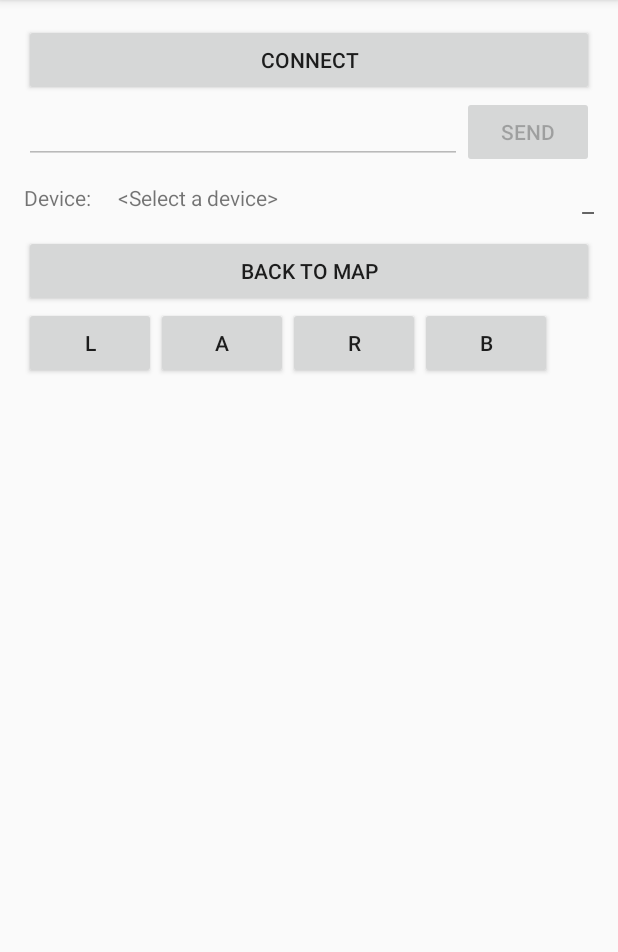
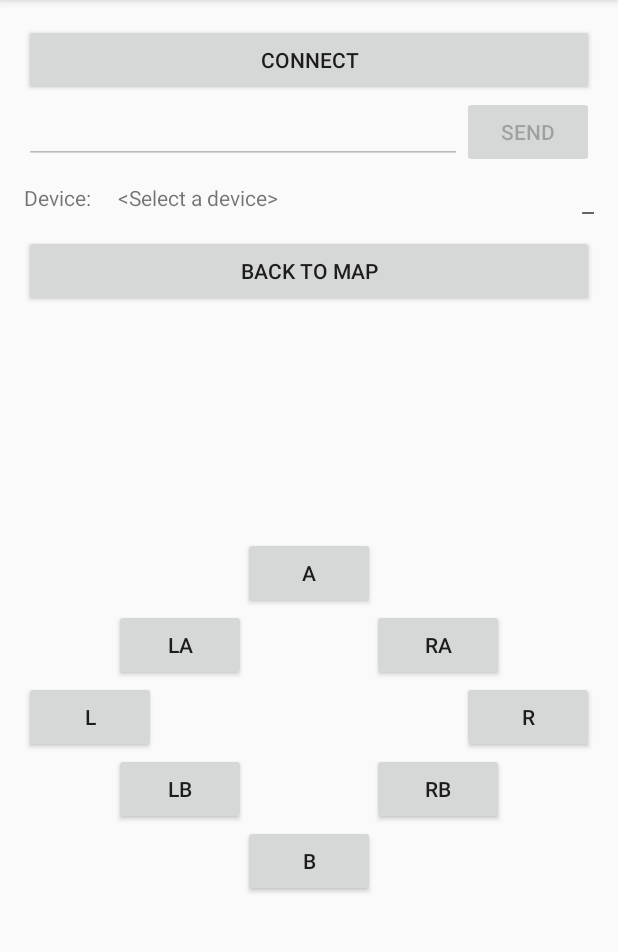
Before and after one commit to vanessavj/HapticDirection, an Android app: the screen it shows after launch (MainActivity), after a tap on "TEST", on a phone screen of 412 x 824 dp, the part 84-1036 px from its top. Run offline under Robolectric (Android 15) with nearby library versions, the phone set to English and light mode, and no system bars; 2 statements that could not run were skipped.

Commit message:
add diagonal directions (leftahead, rightahead, leftbehind, rightbehind)

```diff
--- a/app/src/main/res/layout/fragment_test.xml
+++ b/app/src/main/res/layout/fragment_test.xml
@@ -9,10 +9,9 @@
         android:text="Back to Map"
         android:onClick="selectFrag"/>
 
-    <LinearLayout
+    <RelativeLayout
         android:layout_width="match_parent"
-        android:layout_height="wrap_content"
-        android:orientation="horizontal">
+        android:layout_height="match_parent">
 
         <Button
             android:id="@+id/left"
@@ -20,7 +19,27 @@
             android:layout_width="wrap_content"
             android:layout_height="wrap_content"
             android:text="L"
+            android:layout_centerVertical="true"
             android:onClick="ButtonPressed"/>
+
+        <Button
+            android:id="@+id/right"
+            android:tag="r"
+            android:layout_width="wrap_content"
+            android:layout_height="wrap_content"
+            android:text="R"
+            android:layout_centerVertical="true"
+            android:layout_alignParentRight="true"
+            android:onClick="ButtonPressed"/>
+
+        <Button
+            android:id="@+id/leftahead"
+            android:tag="la"
+            android:layout_width="wrap_content"
+            android:layout_height="wrap_content"
+            android:text="LA"
+            android:layout_above="@id/left"
+            android:layout_marginLeft="60dp" />
 
         <Button
             android:id="@+id/ahead"
@@ -28,21 +47,48 @@
             android:layout_width="wrap_content"
             android:layout_height="wrap_content"
             android:text="A"
+            android:layout_centerHorizontal="true"
+            android:layout_above="@id/leftahead"
             android:onClick="ButtonPressed"/>
+
         <Button
-            android:id="@+id/right"
-            android:tag="r"
+            android:id="@+id/rightahead"
+            android:tag="ra"
             android:layout_width="wrap_content"
             android:layout_height="wrap_content"
-            android:text="R"
-            android:onClick="ButtonPressed"/>
+            android:text="RA"
+            android:layout_above="@id/right"
+            android:layout_alignRight="@id/right"
+            android:layout_marginRight="60dp" />
+
+        <Button
+            android:id="@+id/rightbehind"
+            android:tag="rb"
+            android:layout_width="wrap_content"
+            android:layout_height="wrap_content"
+            android:text="RB"
+            android:layout_below="@id/right"
+            android:layout_alignRight="@id/right"
+            android:layout_marginRight="60dp" />
+
         <Button
             android:id="@+id/behind"
             android:tag="b"
             android:layout_width="wrap_content"
             android:layout_height="wrap_content"
             android:text="B"
+            android:layout_centerHorizontal="true"
+            android:layout_below="@id/rightbehind"
             android:onClick="ButtonPressed"/>
-    </LinearLayout>
+
+        <Button
+            android:id="@+id/leftbehind"
+            android:tag="lb"
+            android:layout_width="wrap_content"
+            android:layout_height="wrap_content"
+            android:text="LB"
+            android:layout_below="@id/right"
+            android:layout_marginLeft="60dp" />
+    </RelativeLayout>
 
 </LinearLayout>
```
